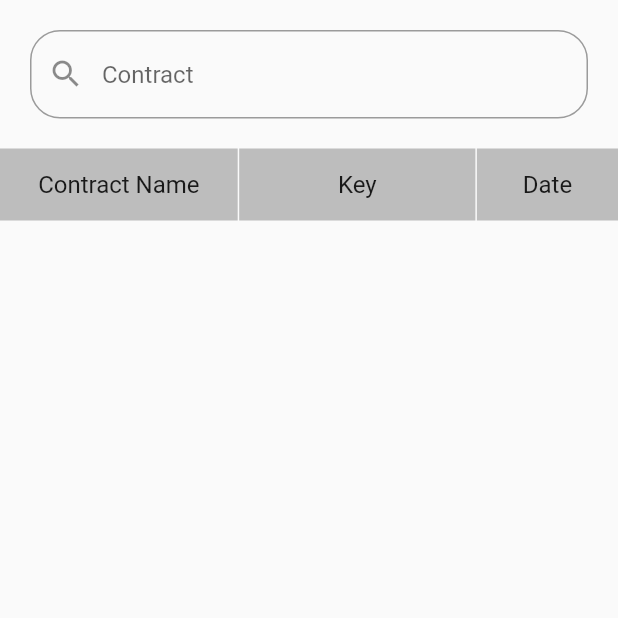
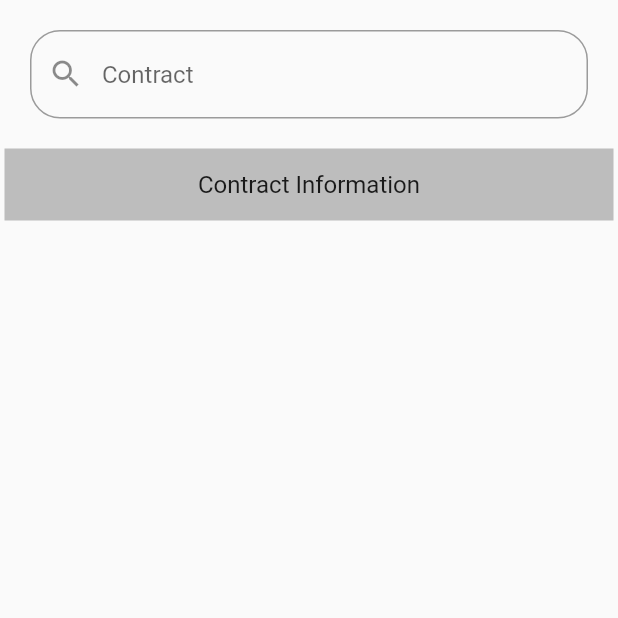
Before and after one commit to cy0802/data_storing_via_blockchain, a Flutter app: the SignedCon screen opened directly, on a phone screen of 412 x 824 dp, the top half of it. Run offline on Flutter 3.47's test engine with Material 2 defaults, Android fonts, the phone set to English and light mode, and no system bars; our stand-ins replace cloud_firestore, dio, file_picker, firebase_auth, firebase_core, firebase_messaging and 5 more; missing offline and left inert: flutter_ipfs, flutter_pdfview, web3dart; accounts and stored records are empty; project files that could hold a hidden picture were left out.

Commit message:
Update signed.dart

```diff
--- a/lib/pages/kids/MyContract/MyConSubPage/signed.dart
+++ b/lib/pages/kids/MyContract/MyConSubPage/signed.dart
@@ -23,8 +23,8 @@ class _SignedConState extends State<SignedCon> {
     String email= user.email!;
 
     return Scaffold(
-      resizeToAvoidBottomInset: false,
-      body: Column(
+      body: SingleChildScrollView(
+        child: Column(
           children: [
             Container(
               margin: const EdgeInsets.all(20),
@@ -46,56 +46,23 @@ class _SignedConState extends State<SignedCon> {
               ),
             ),
             Row(
-              children: <Widget>[
+              children: [
                 Expanded(
-                  flex: 5,
                   child: Container(
-                    margin: const EdgeInsets.fromLTRB(0, 0, 0, 0),
+                    margin: const EdgeInsets.fromLTRB(3, 0, 3, 10),
                     alignment: Alignment.center,
                     color: Colors.grey[400],
-                    width: 48.0,
+                    width: 100.0,
                     height: 48.0,
                     child: const Text(
-                      'Contract Name',
+                      'Contract Information',
                       style: TextStyle(
                         fontSize: 16,
                       )
                     ),
                   ),
                 ),
-                Expanded(
-                  flex: 5,
-                  child: Container(
-                    margin: const EdgeInsets.fromLTRB(1, 0, 0, 0),
-                    alignment: Alignment.center,
-                    color: Colors.grey[400],
-                    width: 48.0,
-                    height: 48.0,
-                    child: const Text(
-                      'Key',
-                      style: TextStyle(
-                        fontSize: 16,
-                      )
-                    ),
-                  ),
-                ),
-                Expanded(
-                  flex: 3,
-                  child: Container(
-                    margin: const EdgeInsets.fromLTRB(1, 0, 0, 0),
-                    alignment: Alignment.center,
-                    color: Colors.grey[400],
-                    width: 48.0,
-                    height: 48.0,
-                    child: const Text(
-                      'Date',
-                      style: TextStyle(
-                        fontSize: 16,
-                      )
-                    ),
-                  ),
-                ),
-              ]
+              ],
             ),
             StreamBuilder<QuerySnapshot>(
               stream: FirebaseFirestore.instance
@@ -168,6 +135,7 @@ class _SignedConState extends State<SignedCon> {
             ),
           ],
         ),
+      ),
     );
   }
 
```
Lines whose indentation alone changed are shown as unchanged.
